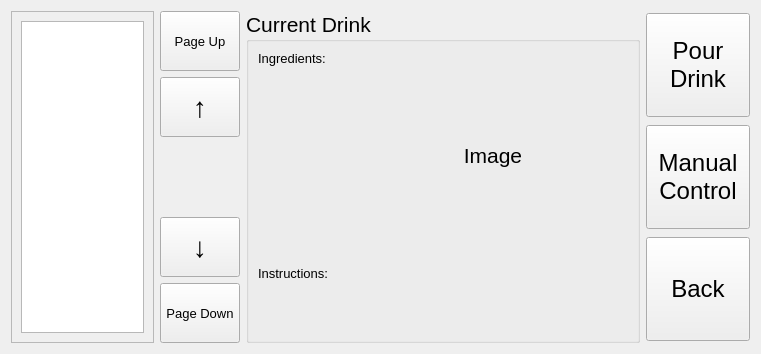
Above: qtui/drink_list.ui from Leeman119/Drink_Machine before the change. Below: the same form after it.
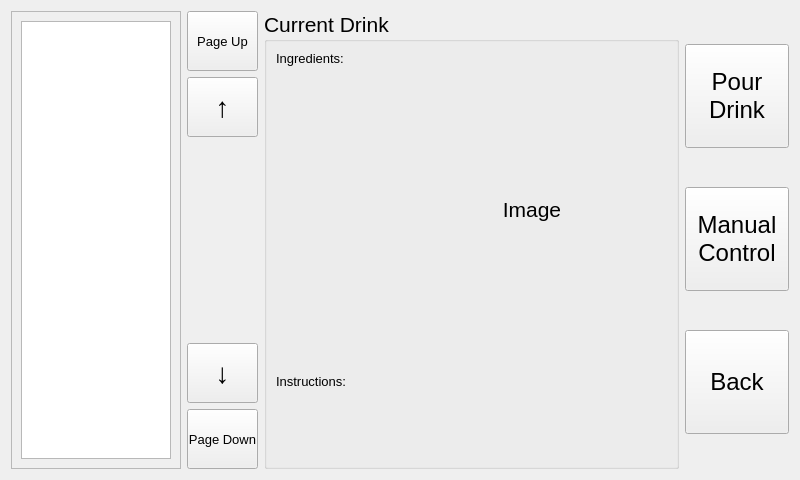
That is the form after the change.

The edit to the form file:
```diff
--- a/qtui/drink_list.ui
+++ b/qtui/drink_list.ui
@@ -6,8 +6,8 @@
    <rect>
     <x>0</x>
     <y>0</y>
-    <width>761</width>
-    <height>345</height>
+    <width>800</width>
+    <height>480</height>
    </rect>
   </property>
   <property name="windowTitle">
@@ -16,6 +16,12 @@
   <layout class="QHBoxLayout" name="horizontalLayout">
    <item>
     <widget class="QScrollArea" name="scrollArea">
+     <property name="maximumSize">
+      <size>
+       <width>180</width>
+       <height>16777215</height>
+      </size>
+     </property>
      <property name="widgetResizable">
       <bool>true</bool>
      </property>
@@ -24,13 +30,25 @@
        <rect>
         <x>0</x>
         <y>0</y>
-        <width>148</width>
-        <height>325</height>
+        <width>171</width>
+        <height>460</height>
        </rect>
       </property>
       <layout class="QVBoxLayout" name="verticalLayout_2">
        <item>
-        <widget class="QListWidget" name="drink_menu"/>
+        <widget class="QListWidget" name="drink_menu">
+         <property name="maximumSize">
+          <size>
+           <width>16777215</width>
+           <height>16777215</height>
+          </size>
+         </property>
+         <property name="font">
+          <font>
+           <pointsize>13</pointsize>
+          </font>
+         </property>
+        </widget>
        </item>
       </layout>
      </widget>
@@ -42,7 +60,7 @@
       <widget class="QPushButton" name="btn_pgup">
        <property name="minimumSize">
         <size>
-         <width>0</width>
+         <width>60</width>
          <height>60</height>
         </size>
        </property>
@@ -60,7 +78,7 @@
       <widget class="QPushButton" name="btn_up">
        <property name="minimumSize">
         <size>
-         <width>0</width>
+         <width>60</width>
          <height>60</height>
         </size>
        </property>
@@ -91,7 +109,7 @@
       <widget class="QPushButton" name="btn_down">
        <property name="minimumSize">
         <size>
-         <width>0</width>
+         <width>60</width>
          <height>60</height>
         </size>
        </property>
@@ -109,7 +127,7 @@
       <widget class="QPushButton" name="btn_pgdown">
        <property name="minimumSize">
         <size>
-         <width>0</width>
+         <width>60</width>
          <height>60</height>
         </size>
        </property>
@@ -127,6 +145,12 @@
    </item>
    <item>
     <widget class="QGroupBox" name="box_drinklbl">
+     <property name="minimumSize">
+      <size>
+       <width>415</width>
+       <height>0</height>
+      </size>
+     </property>
      <property name="font">
       <font>
        <pointsize>16</pointsize>
@@ -148,7 +172,7 @@
           </property>
           <property name="minimumSize">
            <size>
-            <width>94</width>
+            <width>81</width>
             <height>0</height>
            </size>
           </property>
@@ -170,7 +194,13 @@
           <property name="minimumSize">
            <size>
             <width>270</width>
-            <height>209</height>
+            <height>270</height>
+           </size>
+          </property>
+          <property name="maximumSize">
+           <size>
+            <width>270</width>
+            <height>270</height>
            </size>
           </property>
           <property name="text">
@@ -191,7 +221,7 @@
         <property name="minimumSize">
          <size>
           <width>0</width>
-          <height>65</height>
+          <height>83</height>
          </size>
         </property>
         <property name="maximumSize">
```
